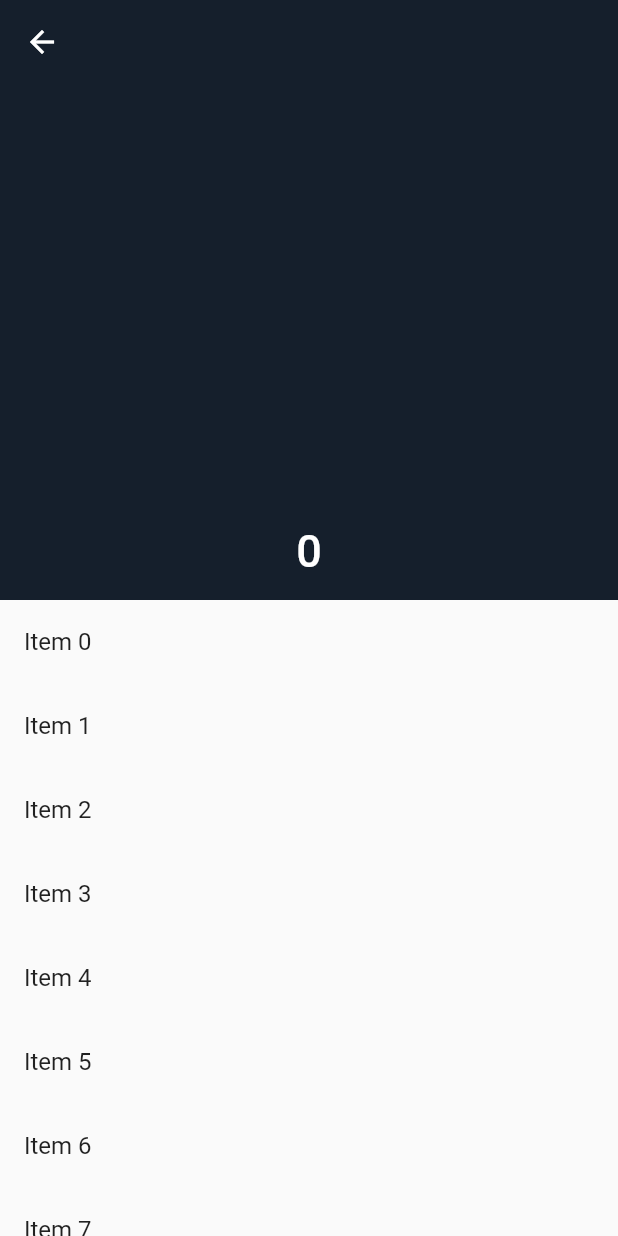
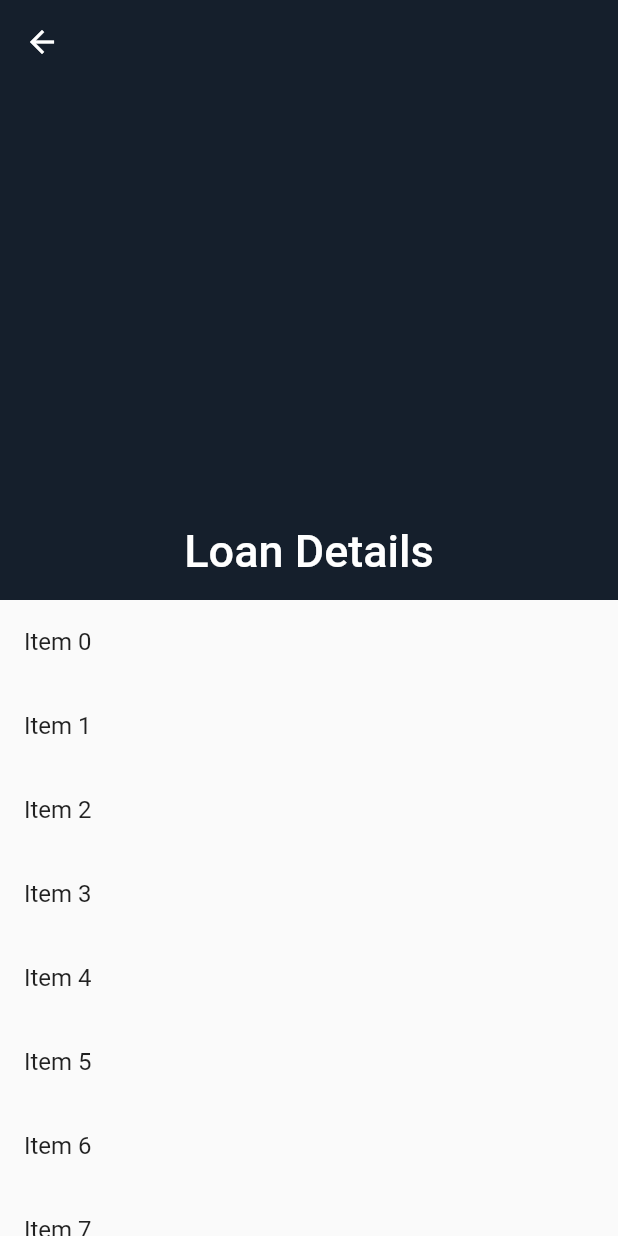
Before and after one commit to DamiduShalinda/loanManagmentApp, a Flutter app: the MoreDetails screen opened directly with empty values, after a tap on the "arrow back" icon, on a phone screen of 412 x 824 dp. Run offline on Flutter 3.47's test engine with Material 2 defaults, Android fonts, the phone set to English and light mode, and no system bars; our stand-ins replace flutter_secure_storage, flutter_svg, get, google_nav_bar, jwt_decoder, shared_preferences; accounts and stored records are empty; network calls fail.

Commit message:
going to change a whole lot

```diff
--- a/lib/Pages/customer/moredetails.dart
+++ b/lib/Pages/customer/moredetails.dart
@@ -3,8 +3,6 @@ import 'dart:convert';
 import 'package:flutter/foundation.dart';
 import 'package:flutter/material.dart';
 import 'package:get/get.dart';
-import 'package:loan_managment_app/Apis/getmoreloandetails.dart';
-import 'package:loan_managment_app/api_endpoints.dart';
 import 'package:loan_managment_app/modals/allloandetailsmodal.dart';
 import 'package:http/http.dart' as http;
 
@@ -15,24 +13,35 @@ class MoreDetails extends StatefulWidget {
   State<MoreDetails> createState() => _MoreDetailsState();
 }
 
+//TODO Add a structure to display the details of the loan
+
 class _MoreDetailsState extends State<MoreDetails> {
 
   var errorMessage = "".obs;
-  late MoreLoanDetails moreLoanDetails;
-
+  String titleText = "Loan Details";
+  late String bikeNumber , branchLocation , firstGuarantor , loanedDate , loanNumber , secondGuarantor , username;
   void _onclick() {
     fetchLoanDetails(widget.id);
+    titleText = loanNumber;
+
   }
 
   void fetchLoanDetails(int id) async {
     print("hello");
   try {
-    var url = Uri.parse(ApiEndPoints.baseUrl + ApiEndPoints.authEndPoints.getMoreLoanDetails(id));
+    var url = Uri.parse("http://10.0.2.2:8000/loans/getloans/$id");
     http.Response response = await http.get(url);
     if (response.statusCode == 200) {
-       var data = jsonDecode(response.body);
-       var res = [data];
-      print(res[0]);
+      var body = jsonDecode(response.body);
+      print(body);
+      bikeNumber = body['bike_number'];
+      branchLocation = body['branch_location'];
+      firstGuarantor = body['first_guarantor'];
+      loanedDate = body['loaned_date'];
+      loanNumber = body['loan_number'];
+      secondGuarantor = body['second_guarantor'];
+      username = body['username'];
+      print(bikeNumber);
     } else {
       errorMessage("Something went wrong");
     }
@@ -54,7 +63,7 @@ class _MoreDetailsState extends State<MoreDetails> {
             expandedHeight: 400,
             flexibleSpace:  FlexibleSpaceBar(
               centerTitle: true,
-              title: Text(widget.id.toString()),
+              title: Text(titleText ),
 
             ),
             pinned: true,
--- a/lib/modals/allloandetailsmodal.dart
+++ b/lib/modals/allloandetailsmodal.dart
@@ -1,59 +1,56 @@
 import 'dart:convert';
+import 'dart:io';
 import 'package:http/http.dart' as http;
 
 class MoreLoanDetails {
-  final int loanId;
-  final String username;
-  final String firstGuarantor;
-  final String secondGuarantor;
-  final String loanedDate;
-  final String branchLocation;
-  final double loanedAmount;
-  final String loanNumber;
-  final String bikeNumber;
-  final int loanPeriod;
+  int? loanId;
+  String? username;
+  String? firstGuarantor;
+  String? secondGuarantor;
+  String? loanNumber;
+  String? loanedDate;
+  String? branchLocation;
+  int? loanedAmount;
+  String? bikeNumber;
+  int? loanPeriod;
 
-  MoreLoanDetails({
-    required this.loanId,
-    required this.username,
-    required this.firstGuarantor,
-    required this.secondGuarantor,
-    required this.loanedDate,
-    required this.branchLocation,
-    required this.loanedAmount,
-    required this.bikeNumber,
-    required this.loanNumber,
-    required this.loanPeriod,
-  });
+  MoreLoanDetails(
+      {this.loanId,
+      this.username,
+      this.firstGuarantor,
+      this.secondGuarantor,
+      this.loanNumber,
+      this.loanedDate,
+      this.branchLocation,
+      this.loanedAmount,
+      this.bikeNumber,
+      this.loanPeriod});
 
-  factory MoreLoanDetails.fromJson(Map<String, dynamic> json) {
-    return MoreLoanDetails(
-      loanId: json['loan_id'],
-      username: json['username'],
-      firstGuarantor: json['first_guarantor'],
-      secondGuarantor: json['second_guarantor'],
-      loanedDate: json['loaned_date'],
-      branchLocation: json['branch_location'],
-      loanedAmount: double.parse(json['loaned_amount']),
-      loanNumber: json['loan_number'],
-      bikeNumber: json['bike_number'],
-      loanPeriod: json['loan_period'],
-    );
+  MoreLoanDetails.fromJson( json) {
+    loanId = json['loan_id'];
+    username = json['username'];
+    firstGuarantor = json['first_guarantor'];
+    secondGuarantor = json['second_guarantor'];
+    loanNumber = json['loan_number'];
+    loanedDate = json['loaned_date'];
+    branchLocation = json['branch_location'];
+    loanedAmount = json['loaned_amount'];
+    bikeNumber = json['bike_number'];
+    loanPeriod = json['loan_period'];
   }
 
+  Map<String, dynamic> toJson() {
+    final Map<String, dynamic> data = <String, dynamic>{};
+    data['loan_id'] = loanId;
+    data['username'] = username;
+    data['first_guarantor'] = firstGuarantor;
+    data['second_guarantor'] = secondGuarantor;
+    data['loan_number'] = loanNumber;
+    data['loaned_date'] = loanedDate;
+    data['branch_location'] = branchLocation;
+    data['loaned_amount'] = loanedAmount;
+    data['bike_number'] = bikeNumber;
+    data['loan_period'] = loanPeriod;
+    return data;
+  }
 }
-
-List<MoreLoanDetails> fetchList( http.Response response) {
-  List<dynamic> laonList = jsonDecode(response.body);
-  List<MoreLoanDetails> loans = [];
-  for (var element in laonList) {
-    loans.add(MoreLoanDetails.fromJson(element));
-  }
-  return loans;
-}
-
-MoreLoanDetails fetchDetails(http.Response response) {
-  Map<String, dynamic> data = jsonDecode(response.body);
-  MoreLoanDetails loan = MoreLoanDetails.fromJson(data);
-  return loan;
-}
```
